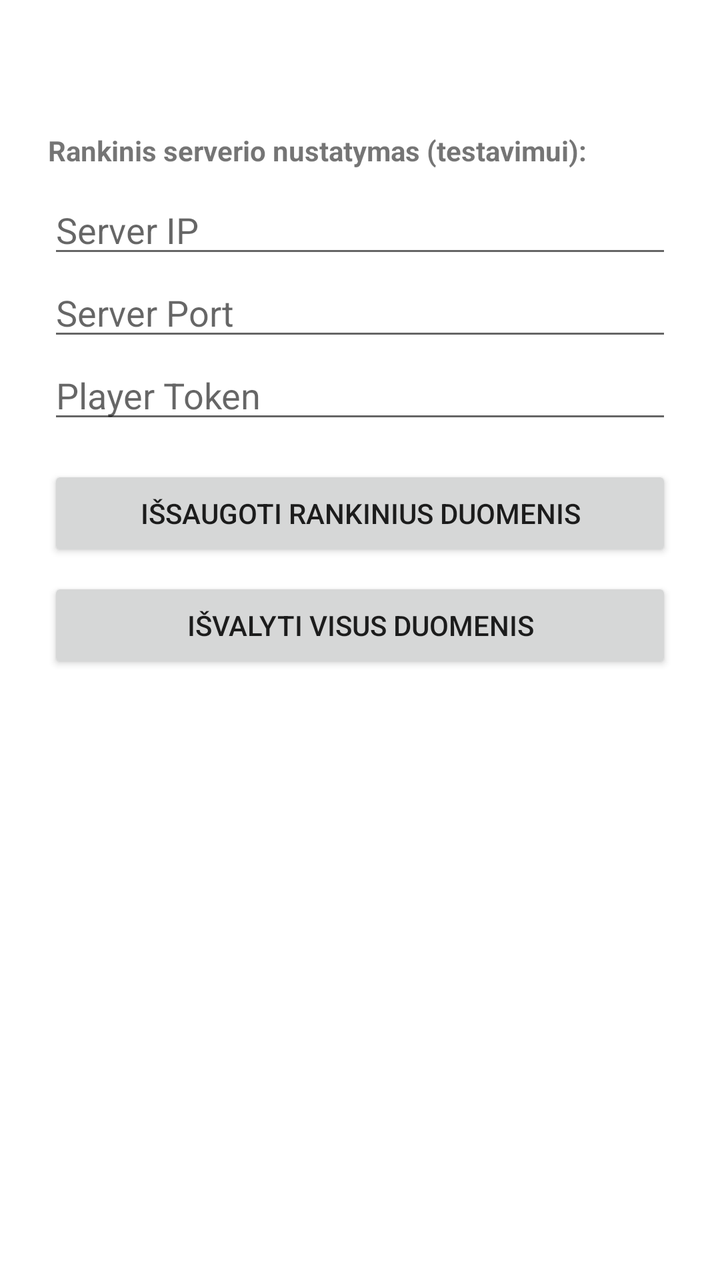
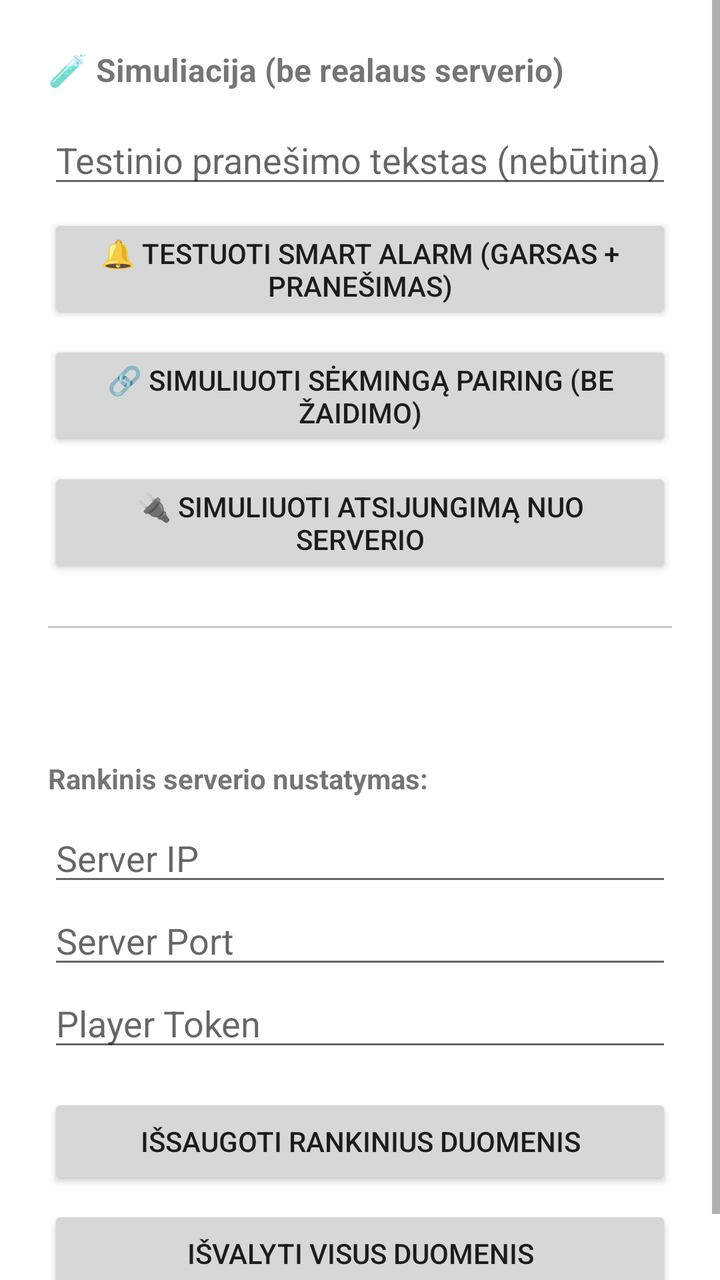

Two renders of the same Android screen: before a commit and after it. Below are the layout's source before the change and the commit's diff.
<!-- AndroidManifest.xml: application theme Theme.RustPlusCustom -->
<!-- res/layout/activity_debug.xml -->
<?xml version="1.0" encoding="utf-8"?>
<ScrollView xmlns:android="http://schemas.android.com/apk/res/android"
    android:layout_width="match_parent"
    android:layout_height="match_parent">

    <LinearLayout
        android:layout_width="match_parent"
        android:layout_height="wrap_content"
        android:orientation="vertical"
        android:padding="24dp">

        <TextView
            android:id="@+id/tvDebugInfo"
            android:layout_width="match_parent"
            android:layout_height="wrap_content"
            android:textSize="13sp"
            android:fontFamily="monospace"
            android:layout_marginBottom="24dp" />

        <TextView
            android:layout_width="wrap_content"
            android:layout_height="wrap_content"
            android:text="Rankinis serverio nustatymas (testavimui):"
            android:textStyle="bold"
            android:layout_marginBottom="8dp" />

        <EditText
            android:id="@+id/etServerIp"
            android:layout_width="match_parent"
            android:layout_height="wrap_content"
            android:hint="Server IP" />

        <EditText
            android:id="@+id/etServerPort"
            android:layout_width="match_parent"
            android:layout_height="wrap_content"
            android:hint="Server Port"
            android:inputType="number" />

        <EditText
            android:id="@+id/etPlayerToken"
            android:layout_width="match_parent"
            android:layout_height="wrap_content"
            android:hint="Player Token"
            android:inputType="number"
            android:layout_marginBottom="16dp" />

        <Button
            android:id="@+id/btnSaveManual"
            android:layout_width="match_parent"
            android:layout_height="wrap_content"
            android:text="Išsaugoti rankinius duomenis"
            android:layout_marginBottom="8dp" />

        <Button
            android:id="@+id/btnClearAll"
            android:layout_width="match_parent"
            android:layout_height="wrap_content"
            android:text="Išvalyti visus duomenis" />

    </LinearLayout>
</ScrollView>
<!-- resources referenced by this layout -->
<resources>
  <style name="Theme.RustPlusCustom" parent="Theme.MaterialComponents.DayNight.NoActionBar">
          <item name="colorPrimary">#B33A3A</item>
          <item name="colorPrimaryDark">#7A2727</item>
          <item name="colorAccent">#B33A3A</item>
      </style>
</resources>

<!-- the commit's change to res/layout/activity_debug.xml (unified diff, before → after) -->
@@ -10,6 +10,48 @@
         android:padding="24dp">
 
         <TextView
+            android:layout_width="wrap_content"
+            android:layout_height="wrap_content"
+            android:text="🧪 Simuliacija (be realaus serverio)"
+            android:textStyle="bold"
+            android:textSize="16sp"
+            android:layout_marginBottom="12dp" />
+
+        <EditText
+            android:id="@+id/etTestAlarmText"
+            android:layout_width="match_parent"
+            android:layout_height="wrap_content"
+            android:hint="Testinio pranešimo tekstas (nebūtina)"
+            android:layout_marginBottom="8dp" />
+
+        <Button
+            android:id="@+id/btnTestAlarm"
+            android:layout_width="match_parent"
+            android:layout_height="wrap_content"
+            android:text="🔔 Testuoti Smart Alarm (garsas + pranešimas)"
+            android:layout_marginBottom="8dp" />
+
+        <Button
+            android:id="@+id/btnSimulatePairing"
+            android:layout_width="match_parent"
+            android:layout_height="wrap_content"
+            android:text="🔗 Simuliuoti sėkmingą pairing (be žaidimo)"
+            android:layout_marginBottom="8dp" />
+
+        <Button
+            android:id="@+id/btnSimulateDisconnect"
+            android:layout_width="match_parent"
+            android:layout_height="wrap_content"
+            android:text="🔌 Simuliuoti atsijungimą nuo serverio"
+            android:layout_marginBottom="24dp" />
+
+        <View
+            android:layout_width="match_parent"
+            android:layout_height="1dp"
+            android:background="#CCCCCC"
+            android:layout_marginBottom="24dp" />
+
+        <TextView
             android:id="@+id/tvDebugInfo"
             android:layout_width="match_parent"
             android:layout_height="wrap_content"
@@ -20,7 +62,7 @@
         <TextView
             android:layout_width="wrap_content"
             android:layout_height="wrap_content"
-            android:text="Rankinis serverio nustatymas (testavimui):"
+            android:text="Rankinis serverio nustatymas:"
             android:textStyle="bold"
             android:layout_marginBottom="8dp" />
 
